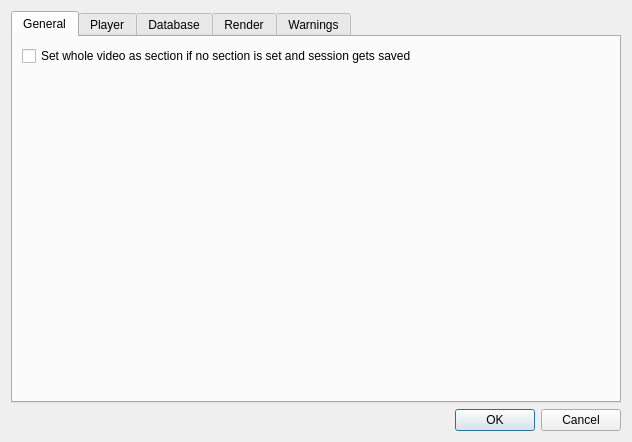
vommie/pycutxn, file gui/settings.ui: the form before one commit.
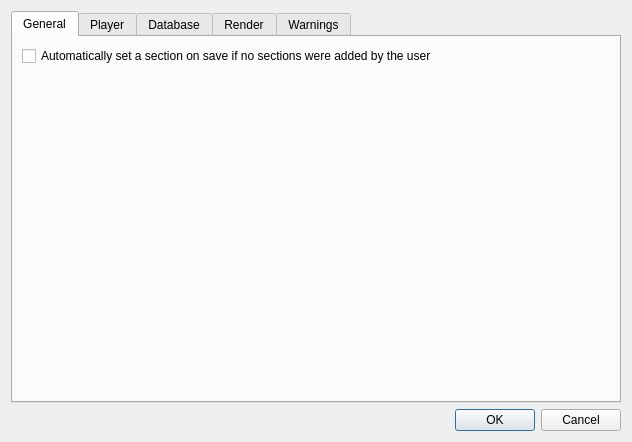
The form after the commit.

Commit message: auto set section if user has none added

Diff of the .ui file:
```diff
--- a/gui/settings.ui
+++ b/gui/settings.ui
@@ -31,7 +31,7 @@
            <item>
             <widget class="QCheckBox" name="checkSetAutoSection">
              <property name="text">
-              <string>Set whole video as section if no section is set and session gets saved</string>
+              <string>Automatically set a section on save if no sections were added by the user</string>
              </property>
             </widget>
            </item>
```
Left out of the diff: 3 changed lines with no effect on the pictures. The commit also changes 1 other file.
